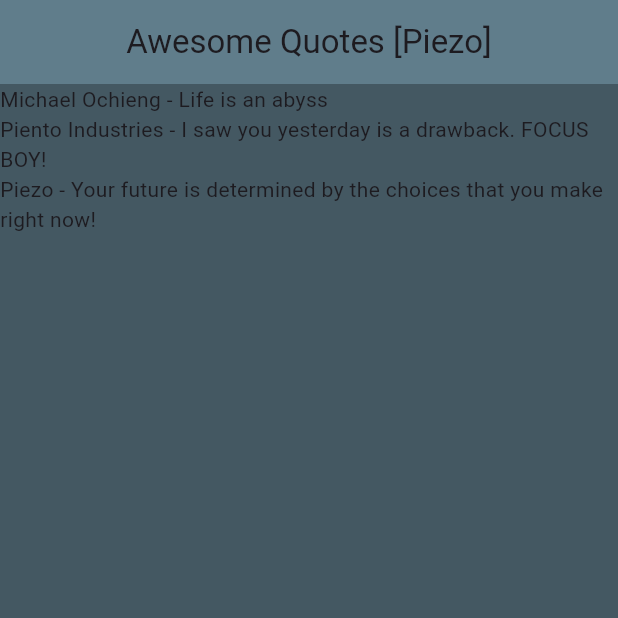
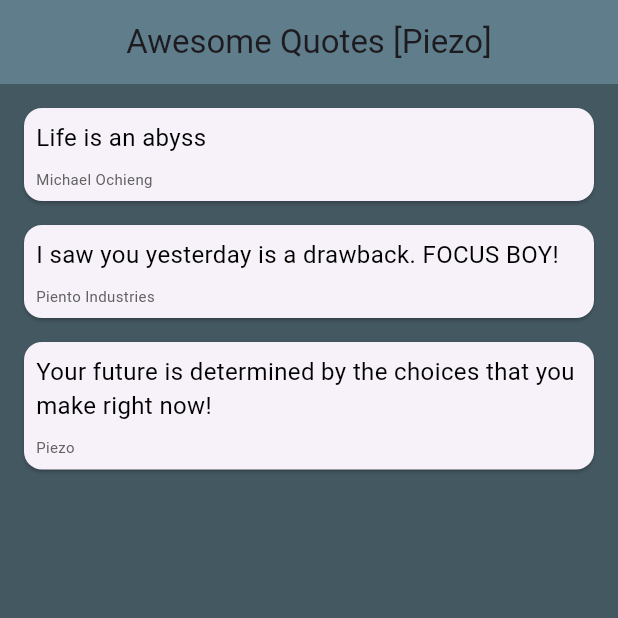
Before and after one commit to PiezoGo/ninja, a Flutter app: the screen it shows after launch, on a phone screen of 412 x 824 dp, the top half of it. Run offline on Flutter 3.47's test engine with Material 3 defaults, Android fonts, the phone set to English and light mode, and no system bars.

Commit message:
using the card widget

```diff
--- a/lists/lib/main.dart
+++ b/lists/lib/main.dart
@@ -18,7 +18,37 @@ class _MikeState extends State<Mike> {
     Quote(author: 'Piento Industries', text: 'I saw you yesterday is a drawback. FOCUS BOY!'),
     Quote(author: 'Piezo', text: 'Your future is determined by the choices that you make right now!'),
   ];
-  int num = 0;
+
+  Widget quoteTemplate(quote){
+    return Card(
+      margin: EdgeInsets.fromLTRB(16, 16, 16, 0),
+      child: Padding(
+        padding: const EdgeInsets.all(8.0),
+        child: Column(
+          crossAxisAlignment: CrossAxisAlignment.stretch,
+          children: <Widget>[
+            Text(
+              quote.text,
+              style: TextStyle(
+                fontSize: 16.0,
+                color: Colors.black,
+
+              ),
+            ),
+            SizedBox(height: 9.0),
+            Text(
+              quote.author,
+              style: TextStyle(
+                fontSize: 10.0,
+                color: const Color.fromARGB(255, 99, 98, 98),
+
+              ),
+            )
+          ],
+        ),
+      ),
+    );
+  }
 
   @override
   Widget build(BuildContext context) {
@@ -31,7 +61,7 @@ class _MikeState extends State<Mike> {
       ),
       body: Column(
         crossAxisAlignment: CrossAxisAlignment.start,
-        children: quotes.map((quote) => Text('${quote.author} - ${quote.text}')).toList(),
+        children: quotes.map((quote) => quoteTemplate(quote)).toList(),
       )
     );
   }
```
